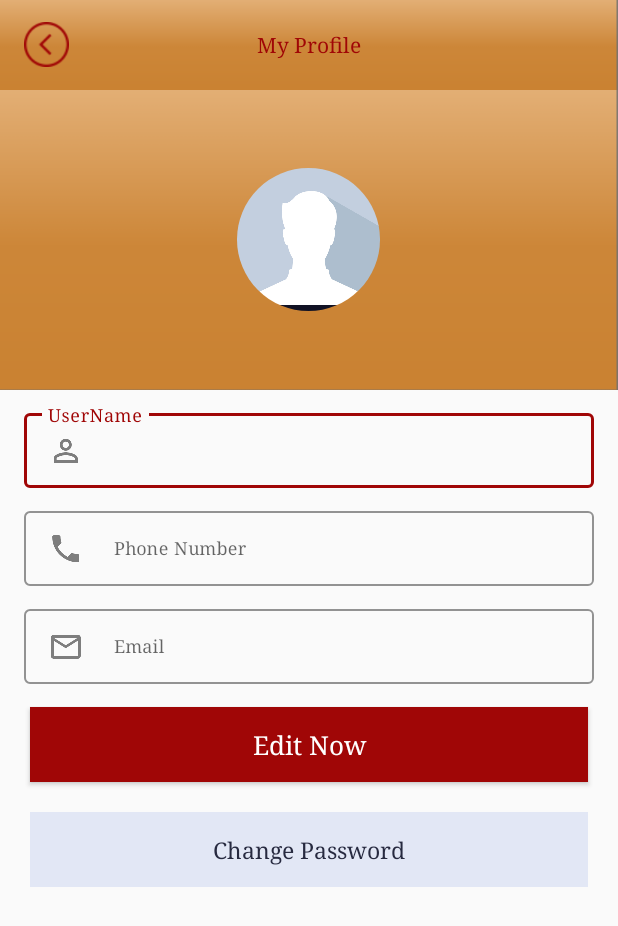
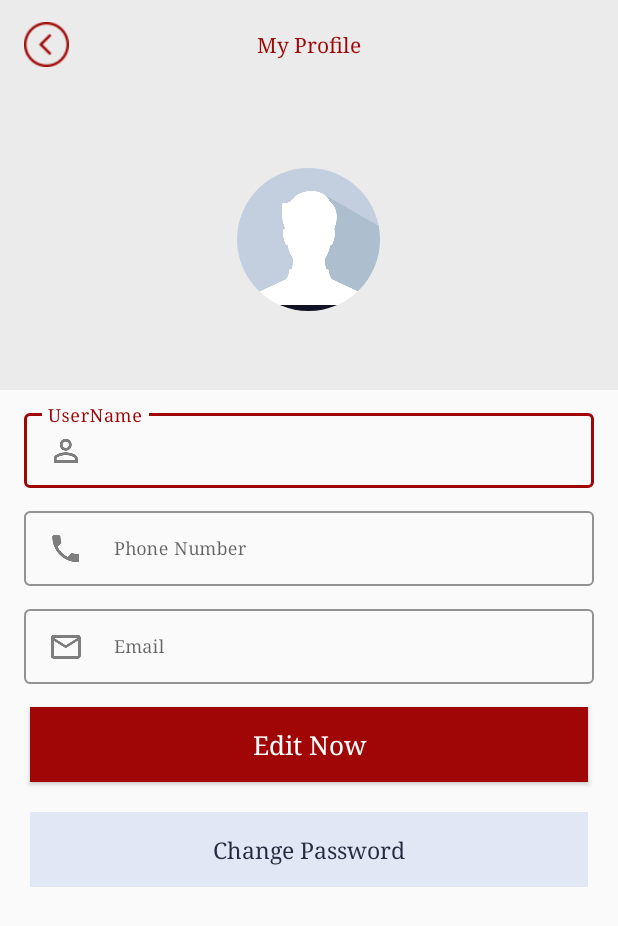
Before and after one commit to MahmoudMagdyEllawatty/Reataurants, an Android app: the MyProfile screen opened directly, with no data from a screen before it, on a phone screen of 412 x 824 dp. Shown: the top 926 px of the screen. Run offline under Robolectric (Android 15) with nearby library versions, the light colour scheme and no system bars; our stand-ins replace CircleImageView, Picasso; libraries missing offline, so code that uses them is left out: com.franmontiel.localechanger, com.orhanobut.hawk, in.mayanknagwanshi.imagepicker; pictures from the network do not load; 6 statements that could not run were skipped.

Commit message:
login-signup

```diff
--- a/app/src/main/res/drawable/addcrt.xml
+++ b/app/src/main/res/drawable/addcrt.xml
@@ -4,7 +4,7 @@
     <corners android:radius="25dp" />
 
     <stroke  android:width="1dp"
-        android:color="#E0AA6E" />
-    <solid android:color="#E0AA6E"/>
+        android:color="@color/colorPrimary" />
+    <solid android:color="@color/colorPrimary"/>
 
 </shape>
--- a/app/src/main/res/drawable/adddcart.xml
+++ b/app/src/main/res/drawable/adddcart.xml
@@ -4,7 +4,7 @@
     <corners android:radius="10dp" />
 
     <stroke  android:width="1dp"
-        android:color="#CA8335" />
-    <solid android:color="#CA8335"/>
+        android:color="@color/colorPrimary" />
+    <solid android:color="@color/colorPrimary"/>
 
 </shape>
--- a/app/src/main/res/layout/activity_change_password.xml
+++ b/app/src/main/res/layout/activity_change_password.xml
@@ -4,7 +4,7 @@
     xmlns:tools="http://schemas.android.com/tools"
     android:layout_width="match_parent"
     android:layout_height="match_parent"
-    android:background="@color/white_color"
+    android:background="@color/grey_clr"
     tools:context=".ui.Forgetpassword">
 
     <ImageView
--- a/app/src/main/res/layout/activity_login.xml
+++ b/app/src/main/res/layout/activity_login.xml
@@ -4,7 +4,7 @@
     xmlns:tools="http://schemas.android.com/tools"
     android:layout_width="match_parent"
     android:layout_height="match_parent"
-    android:background="#FFFFFF"
+    android:background="@color/grey_clr"
     tools:context=".ui.Login">
 
 <androidx.core.widget.NestedScrollView
--- a/app/src/main/res/layout/activity_my_profile.xml
+++ b/app/src/main/res/layout/activity_my_profile.xml
@@ -9,7 +9,7 @@
         android:id="@+id/toolbar"
         android:layout_width="match_parent"
         android:layout_height="60dp"
-        android:background="@drawable/header">
+        android:background="@color/grey_clr">
 
         <TextView
             android:layout_width="wrap_content"
@@ -41,7 +41,7 @@
         android:id="@+id/tds"
         android:layout_width="match_parent"
         android:layout_height="@dimen/d200"
-        android:background="@drawable/header">
+        android:background="@color/grey_clr">
 
         <RelativeLayout
             android:layout_width="150dp"
--- a/app/src/main/res/layout/activity_regions.xml
+++ b/app/src/main/res/layout/activity_regions.xml
@@ -9,7 +9,7 @@
     <LinearLayout
         android:layout_width="match_parent"
         android:layout_height="match_parent"
-        android:background="@drawable/header"
+        android:background="@color/grey_clr"
         android:orientation="vertical"
         android:weightSum="1">
 
--- a/app/src/main/res/layout/activity_sign_up.xml
+++ b/app/src/main/res/layout/activity_sign_up.xml
@@ -4,7 +4,7 @@
     xmlns:tools="http://schemas.android.com/tools"
     android:layout_width="match_parent"
     android:layout_height="match_parent"
-    android:background="#FFFFFF"
+    android:background="@color/grey_clr"
     tools:context=".ui.Login">
 
     <RelativeLayout
--- a/app/src/main/res/layout/activity_store_detail.xml
+++ b/app/src/main/res/layout/activity_store_detail.xml
@@ -75,7 +75,7 @@
         android:layout_width="match_parent"
         android:layout_height="60dp"
         android:layout_below="@+id/td"
-        android:background="@drawable/header">
+        android:background="@color/grey_clr">
 
 
         <TextView
--- a/app/src/main/res/layout/nav_header_home_page.xml
+++ b/app/src/main/res/layout/nav_header_home_page.xml
@@ -3,7 +3,7 @@
     xmlns:app="http://schemas.android.com/apk/res-auto"
     android:layout_width="match_parent"
     android:layout_height="@dimen/nav_header_height"
-    android:background="@drawable/header"
+    android:background="@color/colorPrimary"
     android:gravity="bottom"
     android:orientation="vertical"
     android:paddingLeft="@dimen/activity_horizontal_margin"
--- a/app/src/main/res/layout/productitem.xml
+++ b/app/src/main/res/layout/productitem.xml
@@ -95,6 +95,8 @@
             android:layout_marginStart="@dimen/d10"
             android:id="@+id/mj"
             android:layout_marginLeft="@dimen/d10"
+            android:layout_marginEnd="10dp"
+            android:layout_marginRight="10dp"
             android:background="@drawable/addcrt">
 
             <TextView
```
